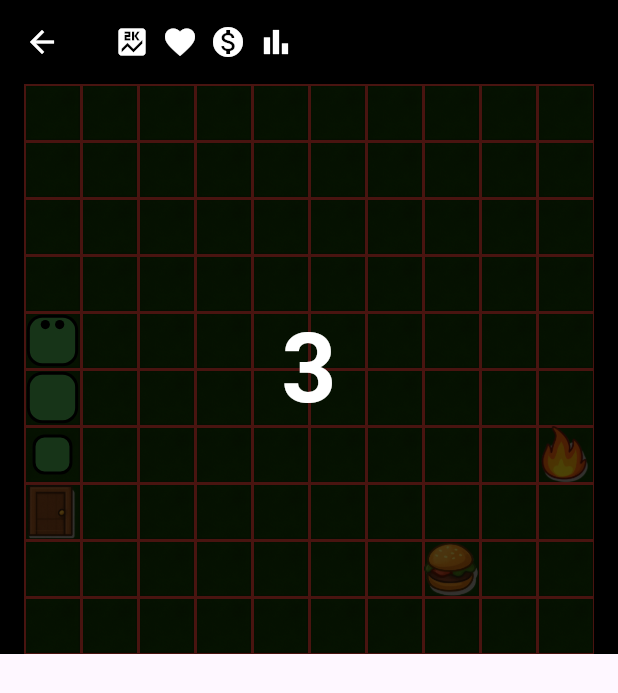
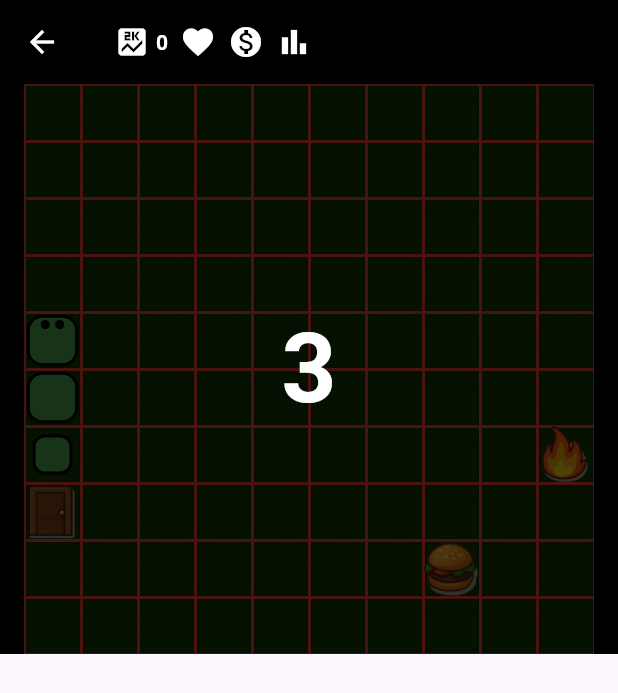
Before and after one commit to emilvdl1986/snakey, a Flutter app: the screen it shows after launch, after a tap on "Play Story", on a phone screen of 412 x 824 dp. Shown: the top 693 px of the screen. Run offline on Flutter 3.47's test engine with Material 3 defaults, Android fonts, the phone set to English and light mode, and no system bars; our stand-ins replace shared_preferences.

```diff
--- a/assets/objects/endless_objects.json
+++ b/assets/objects/endless_objects.json
@@ -3,12 +3,14 @@
         "type":"food",
         "image":"assets/objects/burger.png",
         "action":"grow",
-         "growLength":1
+         "growLength":1,
+          "points":10
     }, {
         "type":"danger",
         "image":"assets/objects/fire.png",
         "action":"shrink",
-        "shrinkLength":1
+        "shrinkLength":1,
+        "points":-10
     }, {
         "type":"exit",
         "image":"assets/objects/door.png",
--- a/assets/objects/story_objects.json
+++ b/assets/objects/story_objects.json
@@ -3,13 +3,15 @@
         "type":"food",
         "image":"assets/objects/burger.png",
         "action":"grow",
-        "growLength":1
+        "growLength":1,
+        "points":10
     },
     {
         "type":"danger",
         "image":"assets/objects/fire.png",
         "action":"shrink",
-        "shrinkLength":1
+        "shrinkLength":1,
+        "points":-5
     }, {
         "type":"exit",
         "image":"assets/objects/door.png",
--- a/lib/components/game_app_bar.dart
+++ b/lib/components/game_app_bar.dart
@@ -6,6 +6,7 @@ class GameAppBar extends StatelessWidget implements PreferredSizeWidget {
   final bool showLives;
   final bool showCoins;
   final bool showLevel;
+  final int score;
 
   const GameAppBar({
     super.key,
@@ -14,6 +15,7 @@ class GameAppBar extends StatelessWidget implements PreferredSizeWidget {
     this.showLives = false,
     this.showCoins = false,
     this.showLevel = false,
+    this.score = 0,
   });
 
   @override
@@ -26,9 +28,25 @@ class GameAppBar extends StatelessWidget implements PreferredSizeWidget {
       title: Row(
         children: [
           if (showScore)
-            const Padding(
-              padding: EdgeInsets.symmetric(horizontal: 4.0),
-              child: Icon(Icons.score, color: Colors.white),
+            Padding(
+              padding: const EdgeInsets.symmetric(horizontal: 4.0),
+              child: Row(
+                children: [
+                  const Icon(Icons.score, color: Colors.white),
+                  const SizedBox(width: 4),
+                  Column(
+                    mainAxisAlignment: MainAxisAlignment.center,
+                    crossAxisAlignment: CrossAxisAlignment.start,
+                    children: [
+
+                      Text(
+                        score.toString(),
+                        style: const TextStyle(color: Colors.white, fontWeight: FontWeight.bold, fontSize: 14),
+                      ),
+                    ],
+                  ),
+                ],
+              ),
             ),
           if (showLives)
             const Padding(
@@ -45,7 +63,6 @@ class GameAppBar extends StatelessWidget implements PreferredSizeWidget {
               padding: EdgeInsets.symmetric(horizontal: 4.0),
               child: Icon(Icons.bar_chart, color: Colors.white),
             ),
-
         ],
       ),
       centerTitle: false,
--- a/lib/screens/game_screen.dart
+++ b/lib/screens/game_screen.dart
@@ -19,6 +19,7 @@ class _GameScreenState extends State<GameScreen> {
   bool isLoading = true;
   String? error;
   int stage = 1;
+  int score = 0;
 
   @override
   void initState() {
@@ -61,7 +62,7 @@ class _GameScreenState extends State<GameScreen> {
   @override
   Widget build(BuildContext context) {
     final appBarSettings = data?['appBarSettings'] as Map<String, dynamic>?;
-    final title = data?['title'] ?? 'Game Screen ${widget.mode}';
+    final title = data?['title'] ?? 'Game Screen \\${widget.mode}';
     return Scaffold(
       appBar: GameAppBar(
         title: title,
@@ -69,6 +70,7 @@ class _GameScreenState extends State<GameScreen> {
         showLives: appBarSettings?['showLives'] ?? false,
         showCoins: appBarSettings?['showCoins'] ?? false,
         showLevel: appBarSettings?['showLevel'] ?? false,
+        score: score,
       ),
       body: isLoading
           ? const Center(child: CircularProgressIndicator())
@@ -84,6 +86,11 @@ class _GameScreenState extends State<GameScreen> {
                         backgroundImage: gridSettings!['backgroundImage'] ?? false,
                         gridItemOptions: gridSettings!['gridItemOptions'] as Map<String, dynamic>?,
                         mode: widget.mode,
+                        onScoreChanged: (newScore) {
+                          setState(() {
+                            score = newScore;
+                          });
+                        },
                       ),
                     )
                   : const Center(child: Text('Grid settings not found'))),
```
Also changed, not shown: lib/components/game_canvas.dart (+26 -1 lines).
